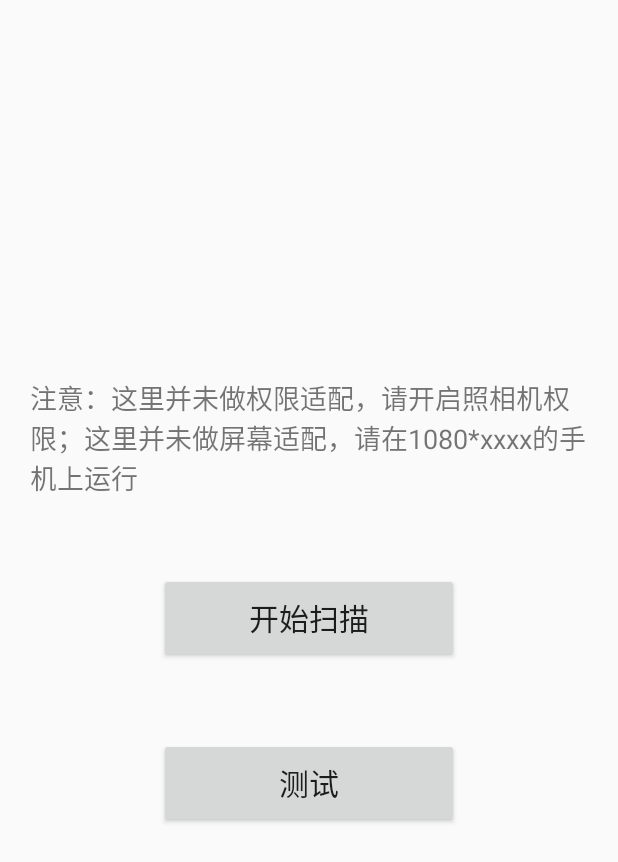
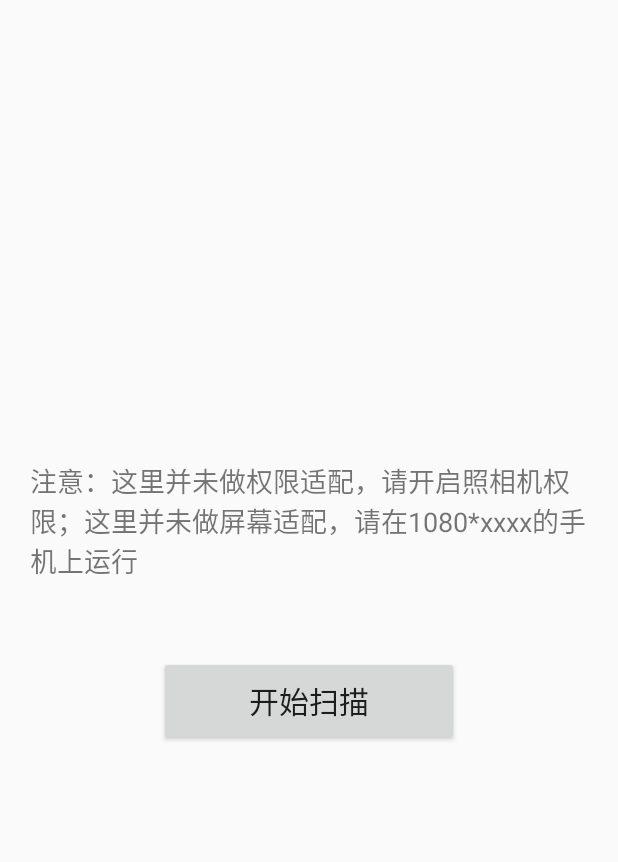
Before and after one commit to shouzhong/Scanner, an Android app: the screen it shows after launch (MainActivity), on a phone screen of 412 x 824 dp. Shown: the top 862 px of the screen. Run offline under Robolectric (Android 15) with nearby library versions, the phone set to English and light mode, and no system bars; libraries missing offline, so code that uses them is left out: org.tensorflow.lite.

Commit message:
2019-12-10

```diff
--- a/app/build.gradle
+++ b/app/build.gradle
@@ -56,7 +56,7 @@ dependencies {
 //    implementation project(":licenseplate2")
     implementation project(":text")
     implementation project(":nsfw")
-    implementation project(":facelandmark")
+//    implementation project(":facelandmark")
 //    implementation 'com.shouzhong:Scanner:1.0.3'
 //    implementation 'com.shouzhong:ScannerZBarLib:1.0.0'
 //    implementation 'com.shouzhong:ScannerBankCardLib:1.0.1'
--- a/app/src/main/res/layout/activity_main.xml
+++ b/app/src/main/res/layout/activity_main.xml
@@ -30,7 +30,7 @@
         android:textSize="20sp"
         android:text="测试"
         android:onClick="onClickBtn2"
-        android:visibility="visible"/>
+        android:visibility="gone"/>
 
     <TextView
         android:id="@+id/tv"
```
